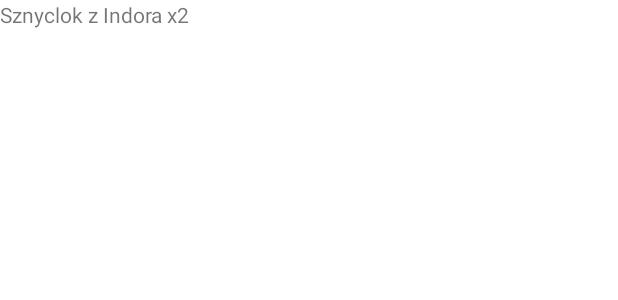
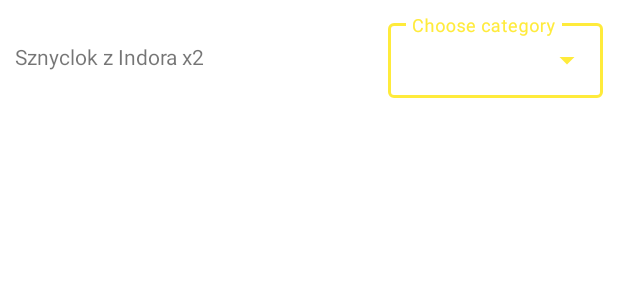
Before and after one commit to Zalezny/ShoppingListApp, an Android app: the layout item_dialog_creator_rv.xml on its own in the app's theme, with its tools: preview values and no code run, on a phone screen of 412 x 824 dp. Shown: the top 300 px of the screen. Run offline under Robolectric (Android 15) with nearby library versions, the phone set to English and light mode, and no system bars.

```diff
--- a/app/src/main/java/com/example/shooppingg/model/CreatorModel.kt
+++ b/app/src/main/java/com/example/shooppingg/model/CreatorModel.kt
@@ -1,3 +1,7 @@
 package com.example.shooppingg.model
 
+import android.os.Parcelable
+//import kotlinx.parcelize.Parcelize
+
+//@Parcelize
 data class CreatorModel(val title : String, var amount : Int ?= 1)
--- a/app/src/main/java/com/example/shooppingg/view/fragments/CreatorFragment.kt
+++ b/app/src/main/java/com/example/shooppingg/view/fragments/CreatorFragment.kt
@@ -84,6 +84,9 @@ class CreatorFragment : Fragment() {
         }
 
         exFabCreator.setOnClickListener {
+
+
+
             val newDialog = CreatorSummaryDialogFragment()
             val bundleDialog = bundleOf("itemsList" to viewModel.itemsList.value)
             newDialog.arguments = bundleDialog
--- a/app/src/main/res/layout/item_dialog_creator_rv.xml
+++ b/app/src/main/res/layout/item_dialog_creator_rv.xml
@@ -5,10 +5,38 @@
     android:layout_height="wrap_content">
 
     <TextView
+        android:id="@+id/title_and_amount_creator_dialog_rv"
         android:layout_width="wrap_content"
         android:layout_height="wrap_content"
+        android:layout_margin="10dp"
         android:text="Sznyclok z Indora x2"
+        app:layout_constraintBottom_toBottomOf="parent"
         app:layout_constraintStart_toStartOf="parent"
         app:layout_constraintTop_toTopOf="parent" />
 
+    <com.google.android.material.textfield.TextInputLayout
+        android:id="@+id/til_creator_dialog_rv"
+        style="@style/Widget.MaterialComponents.TextInputLayout.OutlinedBox.ExposedDropdownMenu"
+        android:layout_width="wrap_content"
+        android:layout_height="wrap_content"
+        android:layout_margin="10dp"
+        android:hint="Choose category"
+        app:layout_constraintBottom_toBottomOf="parent"
+        app:layout_constraintEnd_toEndOf="parent"
+        app:layout_constraintTop_toTopOf="parent">
+
+        <AutoCompleteTextView
+            android:id="@+id/atv_creator_dialog_rv"
+            android:layout_width="match_parent"
+            android:layout_height="wrap_content"
+            android:background="@null"
+            android:inputType="none"
+            android:text="                           "
+            android:textSize="11sp" />
+
+
+    </com.google.android.material.textfield.TextInputLayout>
+
+
+
 </androidx.constraintlayout.widget.ConstraintLayout>
```
Also changed, not shown: app/build.gradle (+6 -3 lines), app/src/main/java/com/example/shooppingg/view/adapters/CreatorDialogRVAdapter.kt (+18 -3 lines), app/src/main/java/com/example/shooppingg/view/fragments/CreatorSummaryDialogFragment.kt (+6 -2 lines).
